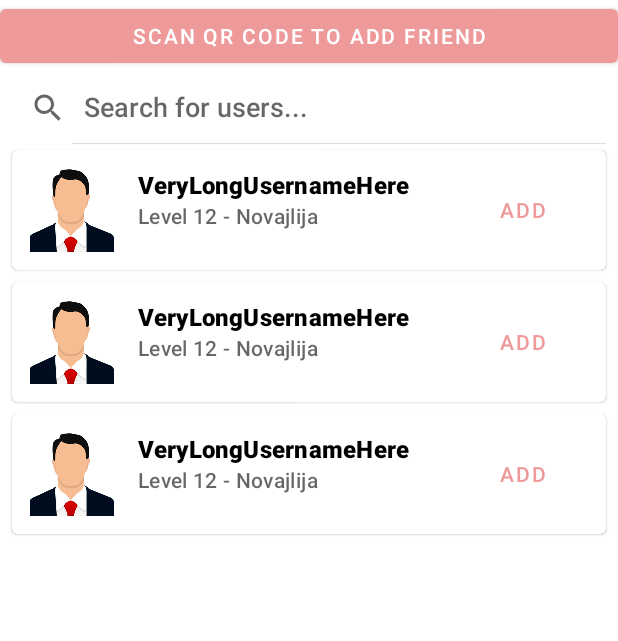
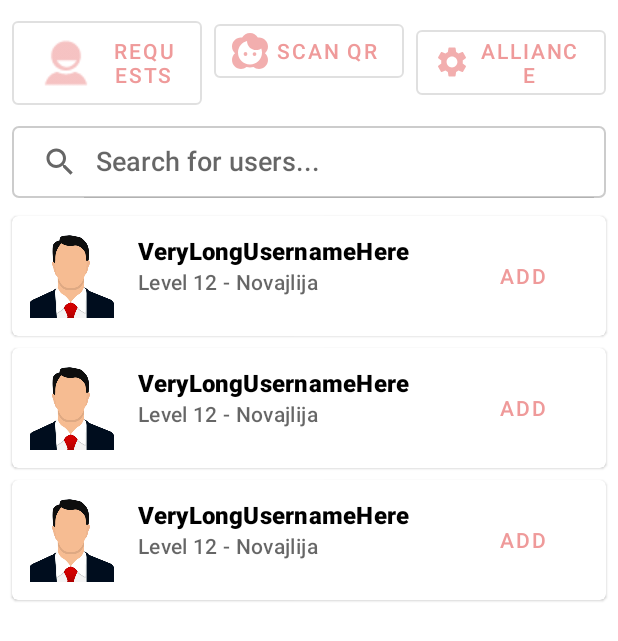
Before and after one commit to bteodora/e2-ma-tim04-2025, an Android app: the layout fragment_friends.xml on its own in the app's theme, with its tools: preview values and no code run, on a phone screen of 412 x 824 dp. Shown: the top 641 px of the screen. Run offline under Robolectric (Android 15) with nearby library versions, the phone set to English and light mode, and no system bars.

Commit message:
feat: implemented creating alliances

```diff
--- a/app/src/main/java/com/example/rpgapp/fragments/friends/FriendsFragment.java
+++ b/app/src/main/java/com/example/rpgapp/fragments/friends/FriendsFragment.java
@@ -11,6 +11,7 @@ import android.util.Log;
 import android.view.LayoutInflater;
 import android.view.View;
 import android.view.ViewGroup;
+import android.widget.Button;
 import android.widget.SearchView;
 import android.widget.Toast;
 import androidx.lifecycle.ViewModelProvider;
@@ -87,6 +88,11 @@ public class FriendsFragment extends Fragment {
             startScanner();
         });
 
+        Button createAllianceButton = view.findViewById(R.id.buttonCreateAlliance);
+        createAllianceButton.setOnClickListener(v -> {
+            CreateAllianceDialogFragment dialog = new CreateAllianceDialogFragment();
+            dialog.show(getParentFragmentManager(), "CreateAllianceDialog");
+        });
 
         setupRecyclerView();
         setupSearchView();
--- /dev/null
+++ b/app/src/main/res/drawable/border_outline.xml
@@ -0,0 +1,4 @@
+<shape xmlns:android="http://schemas.android.com/apk/res/android" android:shape="rectangle">
+    <stroke android:width="1dp" android:color="#CCCCCC" />
+    <corners android:radius="4dp" />
+</shape>
--- a/app/src/main/res/layout/fragment_friends.xml
+++ b/app/src/main/res/layout/fragment_friends.xml
@@ -1,29 +1,79 @@
 <?xml version="1.0" encoding="utf-8"?>
-<LinearLayout xmlns:android="http://schemas.android.com/apk/res/android"
+<androidx.constraintlayout.widget.ConstraintLayout xmlns:android="http://schemas.android.com/apk/res/android"
+    xmlns:app="http://schemas.android.com/apk/res-auto"
     xmlns:tools="http://schemas.android.com/tools"
     android:layout_width="match_parent"
     android:layout_height="match_parent"
-    tools:context=".fragments.friends.FriendsFragment"
-    android:orientation="vertical">
+    tools:context=".fragments.friends.FriendsFragment">
 
-    <Button
-        android:id="@+id/buttonScanQr"
-        android:layout_width="match_parent"
+    <!-- Kontejner za akciona dugmad -->
+    <LinearLayout
+        android:id="@+id/layout_actions"
+        android:layout_width="0dp"
         android:layout_height="wrap_content"
-        android:text="Scan QR Code to Add Friend" />
+        android:orientation="horizontal"
+        android:paddingStart="8dp"
+        android:paddingEnd="8dp"
+        android:paddingTop="8dp"
+        app:layout_constraintTop_toTopOf="parent"
+        app:layout_constraintStart_toStartOf="parent"
+        app:layout_constraintEnd_toEndOf="parent">
+
+        <Button
+            android:id="@+id/buttonViewRequests"
+            style="@style/Widget.MaterialComponents.Button.OutlinedButton.Icon"
+            android:layout_width="0dp"
+            android:layout_height="wrap_content"
+            android:layout_weight="1"
+            android:text="Requests"
+            app:icon="@drawable/ic_action_person"
+            android:layout_marginEnd="4dp"/>
+
+        <Button
+            android:id="@+id/buttonScanQr"
+            style="@style/Widget.MaterialComponents.Button.OutlinedButton.Icon"
+            android:layout_width="0dp"
+            android:layout_height="wrap_content"
+            android:layout_weight="1"
+            android:text="Scan QR"
+            app:icon="@drawable/ic_face"
+            android:layout_marginStart="4dp"
+            android:layout_marginEnd="4dp"/>
+
+        <Button
+            android:id="@+id/buttonCreateAlliance"
+            style="@style/Widget.MaterialComponents.Button.OutlinedButton.Icon"
+            android:layout_width="0dp"
+            android:layout_height="wrap_content"
+            android:layout_weight="1"
+            android:text="Alliance"
+            app:icon="@drawable/ic_settings"
+            android:layout_marginStart="4dp"/>
+    </LinearLayout>
 
     <SearchView
         android:id="@+id/searchViewUsers"
-        android:layout_width="match_parent"
+        android:layout_width="0dp"
         android:layout_height="wrap_content"
+        android:layout_marginTop="8dp"
+        android:layout_marginStart="8dp"
+        android:layout_marginEnd="8dp"
         android:queryHint="Search for users..."
-        android:iconifiedByDefault="false" />
-
+        android:iconifiedByDefault="false"
+        android:background="@drawable/border_outline"
+        app:layout_constraintTop_toBottomOf="@id/layout_actions"
+        app:layout_constraintStart_toStartOf="parent"
+        app:layout_constraintEnd_toEndOf="parent" />
 
     <androidx.recyclerview.widget.RecyclerView
         android:id="@+id/recyclerViewUsers"
-        android:layout_width="match_parent"
-        android:layout_height="match_parent"
+        android:layout_width="0dp"
+        android:layout_height="0dp"
+        android:layout_marginTop="8dp"
+        app:layout_constraintTop_toBottomOf="@id/searchViewUsers"
+        app:layout_constraintBottom_toBottomOf="parent"
+        app:layout_constraintStart_toStartOf="parent"
+        app:layout_constraintEnd_toEndOf="parent"
         tools:listitem="@layout/list_item_user" />
 
-</LinearLayout>
+</androidx.constraintlayout.widget.ConstraintLayout>
--- a/app/src/main/res/values/colors.xml
+++ b/app/src/main/res/values/colors.xml
@@ -7,4 +7,5 @@
     <color name="pink_300">#EF9A9A</color>
     <color name="pink_400">#E57373</color>
     <color name="blue_300">#90CAF9</color>
+    <color name="selected_item_background">#E0E0E0</color>
 </resources>
```
Also changed, not shown: app/src/main/java/com/example/rpgapp/adapters/UserAdapter.java (+27 -2 lines), app/src/main/java/com/example/rpgapp/database/AllianceRepository.java (added, +77 -0 lines), app/src/main/java/com/example/rpgapp/database/SQLiteHelper.java (+31 -3 lines), app/src/main/java/com/example/rpgapp/database/UserRepository.java (+11 -62 lines), app/src/main/java/com/example/rpgapp/fragments/friends/CreateAllianceDialogFragment.java (added, +127 -0 lines), app/src/main/java/com/example/rpgapp/fragments/friends/FriendsViewModel.java (+27 -1 lines), app/src/main/java/com/example/rpgapp/model/Alliance.java (added, +94 -0 lines), app/src/main/java/com/example/rpgapp/model/Message.java (added, +62 -0 lines), app/src/main/java/com/example/rpgapp/model/User.java (+19 -0 lines), app/src/main/res/layout/dialog_create_alliance.xml (added, +70 -0 lines).
